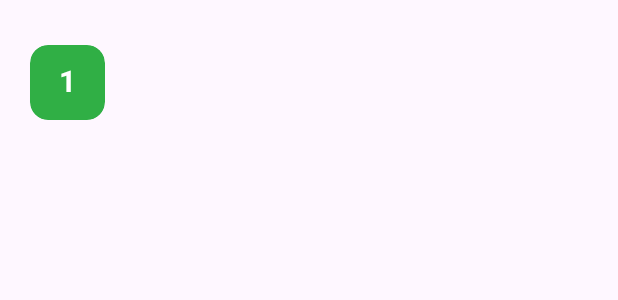
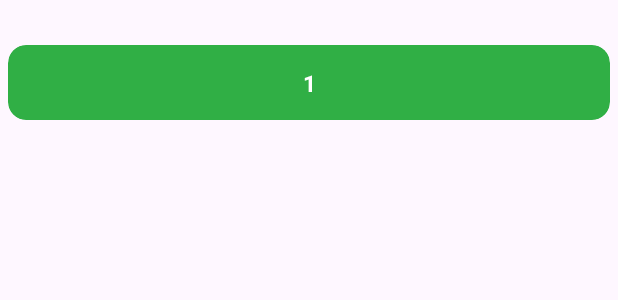
Before and after one commit to danielhungria/MinhaSorteApp, an Android app: the layout item_sorted_number.xml on its own in the app's theme, with its tools: preview values and no code run, on a phone screen of 412 x 824 dp. Shown: the top 300 px of the screen. Run offline under Robolectric (Android 15) with nearby library versions, the phone set to English and light mode, and no system bars; network calls fail.

Commit message:
feature: add federal palpites on adapter and changes on design item_sorted_number.xml and item_saved_games.xml

```diff
--- a/app/src/main/java/br/com/minhasortemegasena/ui/savedgames/HomeSavedGamesFragment.kt
+++ b/app/src/main/java/br/com/minhasortemegasena/ui/savedgames/HomeSavedGamesFragment.kt
@@ -38,6 +38,7 @@ class HomeSavedGamesFragment: Fragment() {
         setupAdInterstitial()
         viewModel.getLotteryDataMegasena()
         viewModel.getLotteryDataLotofacil()
+        viewModel.getLotteryDataFederal()
         viewModel.listLotteryModel.observe(viewLifecycleOwner){
             it.listaDezenas?.map { it.toInt() }?.let { listNumbersResult ->
                 listPalpitesAdapter.updateNumbersResult(listNumbersResult)
@@ -46,6 +47,11 @@ class HomeSavedGamesFragment: Fragment() {
         viewModel.listLotteryModelLotofacil.observe(viewLifecycleOwner){
             it.listaDezenas?.map { it.toInt() }?.let { listNumbersResult ->
                 listPalpitesAdapter.updateNumbersResultLotofacil(listNumbersResult)
+            }
+        }
+        viewModel.listLotteryModelFederal.observe(viewLifecycleOwner){
+            it.listaDezenas?.map { it.toInt() }?.let { listNumbersResult ->
+                listPalpitesAdapter.updateNumbersResultFederal(listNumbersResult)
             }
         }
         viewModel.palpiteModel.observe(viewLifecycleOwner){
--- a/app/src/main/res/layout/item_sorted_number.xml
+++ b/app/src/main/res/layout/item_sorted_number.xml
@@ -2,16 +2,16 @@
 <androidx.constraintlayout.widget.ConstraintLayout xmlns:android="http://schemas.android.com/apk/res/android"
     xmlns:app="http://schemas.android.com/apk/res-auto"
     xmlns:tools="http://schemas.android.com/tools"
-    android:layout_width="wrap_content"
+    android:layout_width="match_parent"
     android:layout_height="wrap_content"
     >
 
     <com.google.android.material.card.MaterialCardView
         android:id="@+id/card_view_number1_item_sorted_number"
         style="?attr/materialCardViewElevatedStyle"
-        android:layout_width="50dp"
+        android:layout_width="0dp"
         android:layout_height="50dp"
-        android:layout_marginHorizontal="20dp"
+        android:layout_marginHorizontal="5dp"
         android:layout_marginTop="30dp"
         app:cardBackgroundColor="#30AF45"
         app:cardElevation="1dp"
@@ -19,16 +19,27 @@
         app:layout_constraintTop_toTopOf="parent"
         app:layout_constraintEnd_toEndOf="parent">
 
+        <androidx.constraintlayout.widget.ConstraintLayout
+            android:layout_width="match_parent"
+            android:layout_height="match_parent">
             <TextView
                 android:id="@+id/text_view_number1_item_sorted_number"
-            android:layout_width="match_parent"
+                android:layout_width="0dp"
                 android:layout_height="wrap_content"
-            android:layout_marginTop="10dp"
+                app:layout_constraintTop_toTopOf="parent"
+                app:layout_constraintBottom_toBottomOf="parent"
+                app:layout_constraintStart_toStartOf="parent"
+                app:layout_constraintEnd_toEndOf="parent"
+                android:layout_marginVertical="10dp"
                 android:textAlignment="center"
                 android:textColor="@color/white"
-            android:textSize="20sp"
+                android:maxLines="1"
+                android:textSize="15sp"
+                android:ellipsize="end"
                 android:textStyle="bold"
                 tools:text="1" />
+        </androidx.constraintlayout.widget.ConstraintLayout>
+
 
     </com.google.android.material.card.MaterialCardView>
 
```
Also changed, not shown: app/src/main/java/br/com/minhasortemegasena/adapter/ListPalpitesAdapter.kt (+58 -9 lines), app/src/main/java/br/com/minhasortemegasena/ui/games/federal/FederalPalpiteViewModel.kt (+21 -4 lines), app/src/main/java/br/com/minhasortemegasena/ui/savedgames/HomeSavedGamesViewModel.kt (+16 -1 lines), app/src/main/res/layout/item_saved_games.xml (+26 -8 lines). Lines whose indentation alone changed are shown as unchanged.
